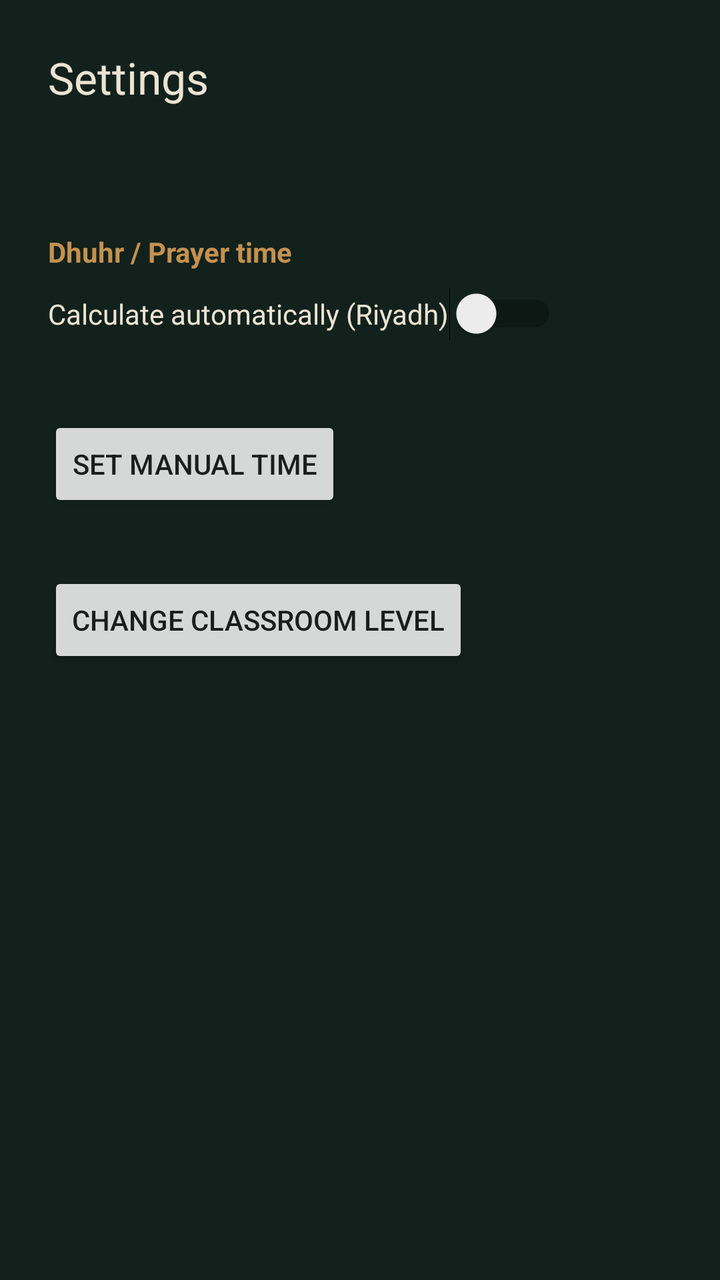
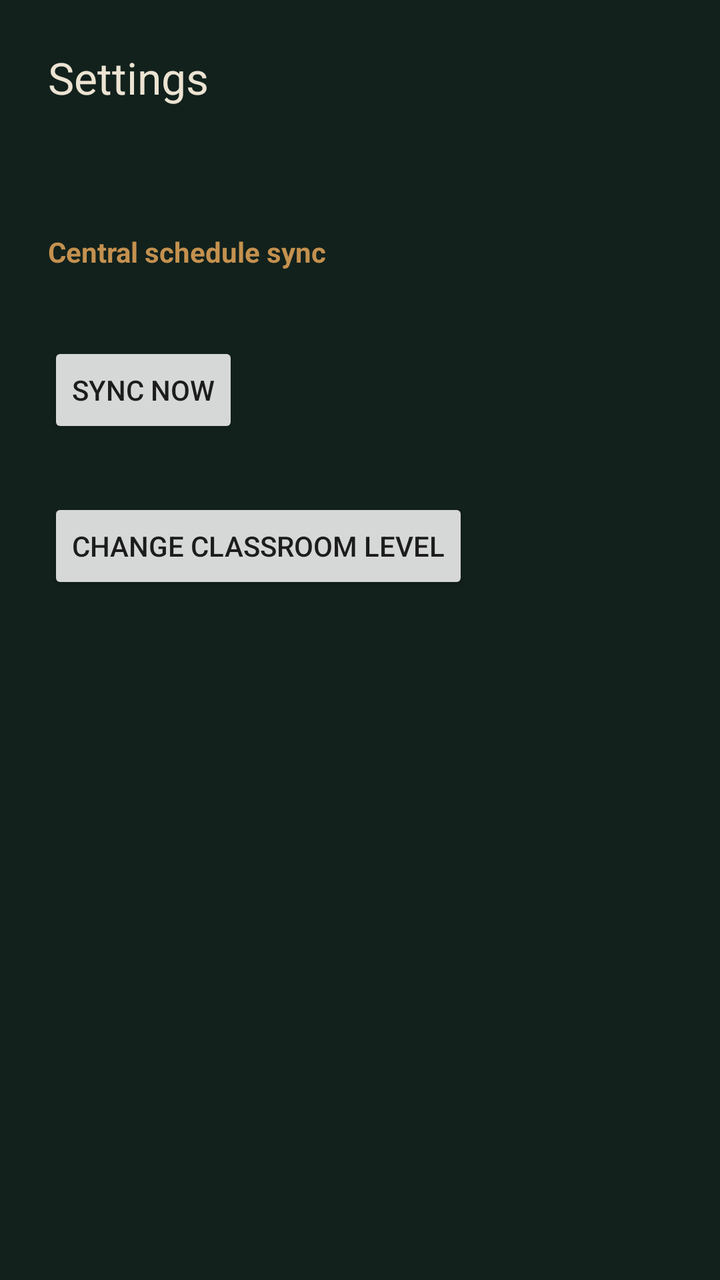

An Android layout rendered at two revisions. The XML below is the earlier revision; the diff shows what the commit changed to produce the second picture.
<!-- AndroidManifest.xml: application theme Theme.BellControl -->
<!-- res/layout/activity_settings.xml -->
<?xml version="1.0" encoding="utf-8"?>
<LinearLayout xmlns:android="http://schemas.android.com/apk/res/android"
    android:layout_width="match_parent"
    android:layout_height="match_parent"
    android:orientation="vertical"
    android:background="#12211C"
    android:padding="24dp">

    <TextView
        android:layout_width="match_parent"
        android:layout_height="wrap_content"
        android:text="Settings"
        android:textColor="#ECE3D2"
        android:textSize="22sp"
        android:layout_marginBottom="20dp" />

    <TextView
        android:id="@+id/currentLevelText"
        android:layout_width="match_parent"
        android:layout_height="wrap_content"
        android:textColor="#9FAE9C"
        android:textSize="14sp"
        android:layout_marginBottom="24dp" />

    <TextView
        android:layout_width="match_parent"
        android:layout_height="wrap_content"
        android:text="Dhuhr / Prayer time"
        android:textColor="#C4914F"
        android:textSize="14sp"
        android:textStyle="bold"
        android:layout_marginBottom="8dp" />

    <Switch
        android:id="@+id/dhuhrAutoSwitch"
        android:layout_width="wrap_content"
        android:layout_height="wrap_content"
        android:text="Calculate automatically (Riyadh)"
        android:textColor="#ECE3D2"
        android:layout_marginBottom="10dp" />

    <TextView
        android:id="@+id/manualTimeLabel"
        android:layout_width="match_parent"
        android:layout_height="wrap_content"
        android:textColor="#9FAE9C"
        android:textSize="13sp"
        android:layout_marginBottom="10dp" />

    <Button
        android:id="@+id/setManualTimeButton"
        android:layout_width="wrap_content"
        android:layout_height="wrap_content"
        android:text="Set manual time"
        android:layout_marginBottom="30dp" />

    <Button
        android:id="@+id/changeLevelButton"
        android:layout_width="wrap_content"
        android:layout_height="wrap_content"
        android:text="Change classroom level" />

</LinearLayout>
<!-- resources referenced by this layout -->
<resources>
  <style name="Theme.BellControl" parent="Theme.MaterialComponents.DayNight.NoActionBar" />
</resources>

<!-- the commit's change to res/layout/activity_settings.xml (unified diff, before → after) -->
@@ -25,22 +25,14 @@
     <TextView
         android:layout_width="match_parent"
         android:layout_height="wrap_content"
-        android:text="Dhuhr / Prayer time"
+        android:text="Central schedule sync"
         android:textColor="#C4914F"
         android:textSize="14sp"
         android:textStyle="bold"
         android:layout_marginBottom="8dp" />
 
-    <Switch
-        android:id="@+id/dhuhrAutoSwitch"
-        android:layout_width="wrap_content"
-        android:layout_height="wrap_content"
-        android:text="Calculate automatically (Riyadh)"
-        android:textColor="#ECE3D2"
-        android:layout_marginBottom="10dp" />
-
     <TextView
-        android:id="@+id/manualTimeLabel"
+        android:id="@+id/lastSyncLabel"
         android:layout_width="match_parent"
         android:layout_height="wrap_content"
         android:textColor="#9FAE9C"
@@ -48,10 +40,10 @@
         android:layout_marginBottom="10dp" />
 
     <Button
-        android:id="@+id/setManualTimeButton"
+        android:id="@+id/syncNowButton"
         android:layout_width="wrap_content"
         android:layout_height="wrap_content"
-        android:text="Set manual time"
+        android:text="Sync now"
         android:layout_marginBottom="30dp" />
 
     <Button
